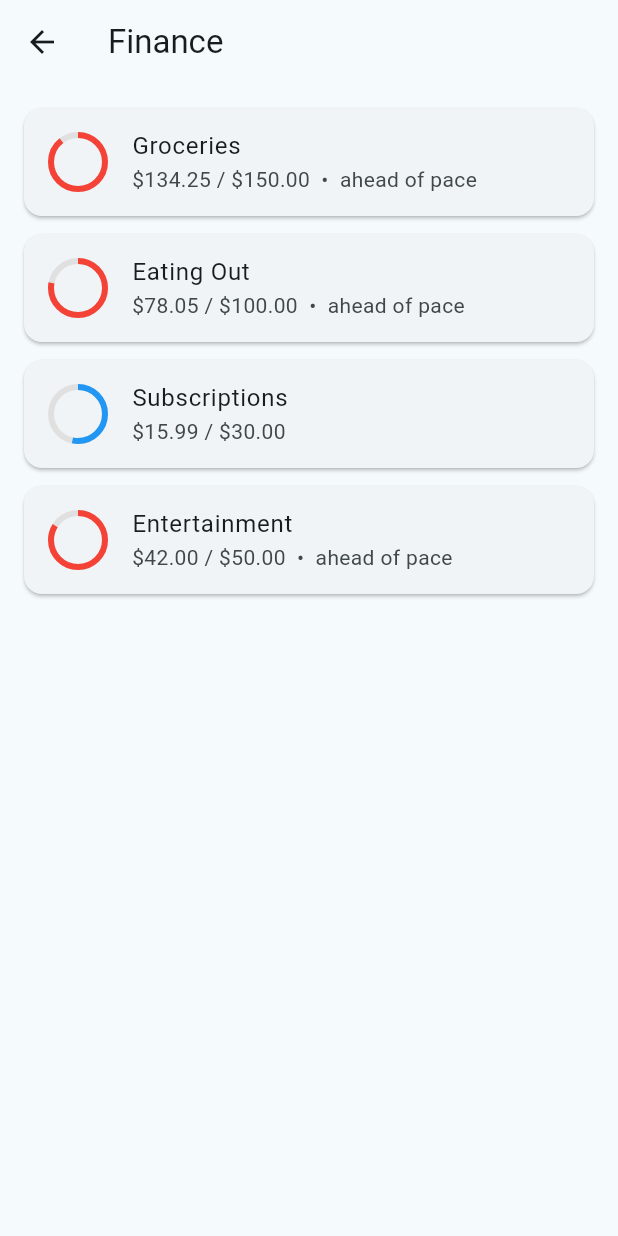
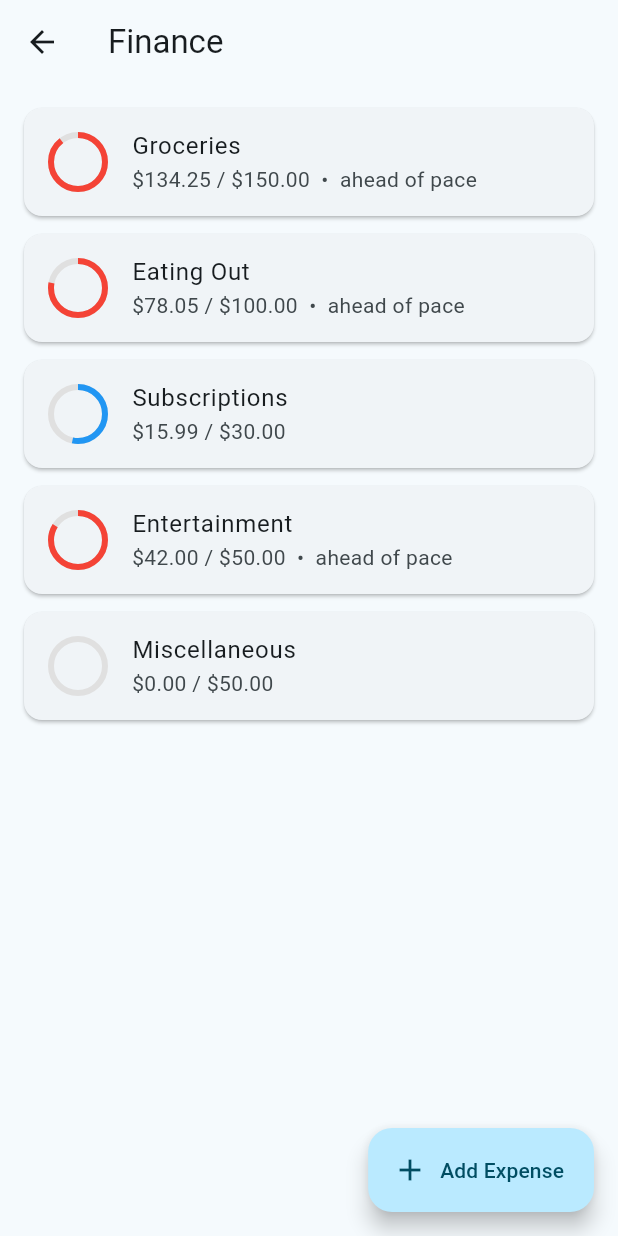
Before and after one commit to miguelagarcia0313-ux/Anchor-App, a Flutter app: the screen it shows once a user with an empty profile is signed in, after a tap on "Finance", on a phone screen of 412 x 824 dp. Run offline on Flutter 3.47's test engine with Material 3 defaults, Android fonts, the phone set to English and light mode, and no system bars; our stand-ins replace firebase_auth, firebase_core, shared_preferences; accounts and stored records are empty.

Commit message:
Added manual entry form for finance as well as additional graph to track Miscellaneous

```diff
--- a/lib/modules/finance/finance_module.dart
+++ b/lib/modules/finance/finance_module.dart
@@ -1,7 +1,9 @@
 import 'package:flutter/material.dart';
 import '../../shared/anchor_module.dart';
+import '../../shared/trackable_entry.dart';
 import '../insights/mock_data.dart';
 import '../insights/insights_calculations.dart';
+import 'manual_entry_form.dart' show manualCategoryDisplayName, ManualEntryForm;
 
 /// DEMO WIRING: uses mock data + the insights calculations directly.
 /// Once persistence (drift) exists, swap generateMockEntries() for a real
@@ -15,20 +17,34 @@ import '../insights/insights_calculations.dart';
 /// WIDGET KEYS: added for BDD automation (Appium + appium_flutter_finder).
 /// These three names are load-bearing -- they match locators already
 /// written in features/steps/finance_steps.py:
-///   finance_summary_card               -- on the dashboard card, so
-///                                          Appium can tap into Finance
-///   finance_category_row_<category>    -- one per category row
-///   finance_category_amount_<category> -- the "$X / $Y ... ahead of pace"
-///                                          text Appium reads assertions from
+///   `finance_summary_card`               -- on the dashboard card, so
+///                                            Appium can tap into Finance
+///   `finance_category_row_<category>`    -- one per category row
+///   `finance_category_amount_<category>` -- the "$X / $Y ... ahead of pace"
+///                                            text Appium reads assertions from
 /// If any of these three literal strings change here, the matching
 /// locator in finance_steps.py has to change too, or the step silently
 /// stops finding its element.
+///
+/// MANUAL ENTRY: entries logged via the "+ Add Expense" button are held
+/// in _FinanceDetailScreenState's session state only -- no persistence
+/// layer exists yet (see generateMockEntries() above), so these are lost
+/// on app restart. This is a deliberate, temporary stopgap, not a design
+/// decision to leave permanently. Manual entry categories (see
+/// manual_entry_form.dart) now match _demoBudgets' keys exactly, so every
+/// manual entry counts toward its category's pace ring below -- there's
+/// no "uncategorized" fallback case anymore.
+///
+/// "miscellaneous" budget ($50/mo) is a placeholder, same reasoning as
+/// the other hardcoded budgets: there's no per-user budget configuration
+/// yet. Change the number directly here until that exists.
 
 const _demoBudgets = {
   'groceries': 150.0,
   'eating_out': 100.0,
   'subscriptions': 30.0,
   'entertainment': 50.0,
+  'miscellaneous': 50.0,
 };
 
 class FinanceModule implements AnchorModule {
@@ -61,7 +77,7 @@ class FinanceModule implements AnchorModule {
               return Padding(
                 padding: const EdgeInsets.only(bottom: 4),
                 child: Text(
-                  '${_displayName(category)}: \$${pace.spent.toStringAsFixed(0)} / \$${pace.monthlyBudget.toStringAsFixed(0)}',
+                  '${manualCategoryDisplayName(category)}: \$${pace.spent.toStringAsFixed(0)} / \$${pace.monthlyBudget.toStringAsFixed(0)}',
                   style: TextStyle(
                     fontSize: 12,
                     color: pace.isOverPace ? Colors.red[700] : Colors.black87,
@@ -77,16 +93,54 @@ class FinanceModule implements AnchorModule {
 
   @override
   Widget buildDetailView(BuildContext context) {
-    final entries = generateMockEntries();
+    return const _FinanceDetailScreen();
+  }
+}
+
+class _FinanceDetailScreen extends StatefulWidget {
+  const _FinanceDetailScreen();
+
+  @override
+  State<_FinanceDetailScreen> createState() => _FinanceDetailScreenState();
+}
+
+class _FinanceDetailScreenState extends State<_FinanceDetailScreen> {
+  final List<TrackableEntry> _manualEntries = [];
+
+  List<TrackableEntry> get _allEntries => [
+        ...generateMockEntries(),
+        ..._manualEntries,
+      ];
+
+  void _openManualEntryForm() {
+    showModalBottomSheet(
+      context: context,
+      isScrollControlled: true,
+      builder: (context) => ManualEntryForm(
+        onSubmit: (entry) {
+          setState(() => _manualEntries.add(entry));
+        },
+      ),
+    );
+  }
+
+  @override
+  Widget build(BuildContext context) {
+    final entries = _allEntries;
     final categories = _demoBudgets.keys.toList();
 
     return Scaffold(
       appBar: AppBar(title: const Text('Finance')),
-      body: ListView.builder(
+      floatingActionButton: FloatingActionButton.extended(
+        key: const Key('manual_entry_fab'),
+        onPressed: _openManualEntryForm,
+        icon: const Icon(Icons.add),
+        label: const Text('Add Expense'),
+      ),
+      body: ListView(
         padding: const EdgeInsets.all(16),
-        itemCount: categories.length,
-        itemBuilder: (context, index) {
-          final category = categories[index];
+        children: [
+          ...categories.map((category) {
             final pace = calculateBudgetPace(
               entries: entries,
               category: category,
@@ -113,7 +167,7 @@ class FinanceModule implements AnchorModule {
                     ],
                   ),
                 ),
-              title: Text(_displayName(category)),
+                title: Text(manualCategoryDisplayName(category)),
                 subtitle: Text(
                   key: Key('finance_category_amount_$category'),
                   '\$${pace.spent.toStringAsFixed(2)} / \$${pace.monthlyBudget.toStringAsFixed(2)}'
@@ -121,23 +175,39 @@ class FinanceModule implements AnchorModule {
                 ),
               ),
             );
+          }),
+          if (_manualEntries.isNotEmpty) ...[
+            const SizedBox(height: 8),
+            const Text(
+              'Manual Entries',
+              style: TextStyle(fontWeight: FontWeight.bold, fontSize: 16),
+            ),
+            const SizedBox(height: 8),
+            ..._manualEntries.map((entry) => Card(
+                  key: Key('manual_entry_row_${entry.id}'),
+                  margin: const EdgeInsets.only(bottom: 8),
+                  child: ListTile(
+                    title: Text(manualCategoryDisplayName(entry.category)),
+                    subtitle: entry.note != null ? Text(entry.note!) : null,
+                    trailing: Row(
+                      mainAxisSize: MainAxisSize.min,
+                      children: [
+                        Text('\$${entry.value!.toStringAsFixed(2)}'),
+                        IconButton(
+                          key: Key('manual_entry_delete_${entry.id}'),
+                          icon: const Icon(Icons.delete_outline),
+                          tooltip: 'Remove entry',
+                          onPressed: () {
+                            setState(() => _manualEntries.remove(entry));
                           },
+                        ),
+                      ],
+                    ),
+                  ),
+                )),
+          ],
+        ],
       ),
     );
   }
-
-  String _displayName(String category) {
-    switch (category) {
-      case 'eating_out':
-        return 'Eating Out';
-      case 'groceries':
-        return 'Groceries';
-      case 'subscriptions':
-        return 'Subscriptions';
-      case 'entertainment':
-        return 'Entertainment';
-      default:
-        return category;
 }
-  }
-}
--- a/lib/shared/trackable_entry.dart
+++ b/lib/shared/trackable_entry.dart
@@ -13,6 +13,13 @@ class TrackableEntry {
   final String? note;
   final bool isComplete; // used by tasks; ignored by other modules
 
+  /// Where this entry came from -- e.g. "mock", "manual", "plaid".
+  /// Added for the Finance module's manual-entry feature, which needs to
+  /// tell user-entered entries apart from synced/generated ones. Defaults
+  /// to "mock" so every existing call site (generateMockEntries(), etc.)
+  /// keeps compiling without needing to pass this explicitly.
+  final String source;
+
   const TrackableEntry({
     required this.id,
     required this.moduleType,
@@ -21,6 +28,7 @@ class TrackableEntry {
     required this.timestamp,
     this.note,
     this.isComplete = false,
+    this.source = 'mock',
   });
 
   factory TrackableEntry.fromMap(Map<String, dynamic> map) {
@@ -32,6 +40,7 @@ class TrackableEntry {
       timestamp: DateTime.parse(map['timestamp'] as String),
       note: map['note'] as String?,
       isComplete: (map['isComplete'] as int?) == 1,
+      source: (map['source'] as String?) ?? 'mock',
     );
   }
 
@@ -44,6 +53,7 @@ class TrackableEntry {
       'timestamp': timestamp.toIso8601String(),
       'note': note,
       'isComplete': isComplete ? 1 : 0,
+      'source': source,
     };
   }
 }
```
Also changed, not shown: lib/modules/finance/manual_entry_form.dart (added, +148 -0 lines), 2 other files. Lines whose indentation alone changed are shown as unchanged.
